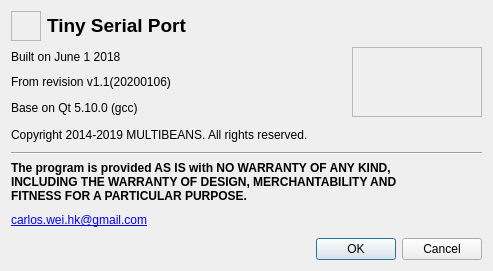
Above: aboutdialog.ui from carloscn/tinyserial before the change. Below: the same form after it.
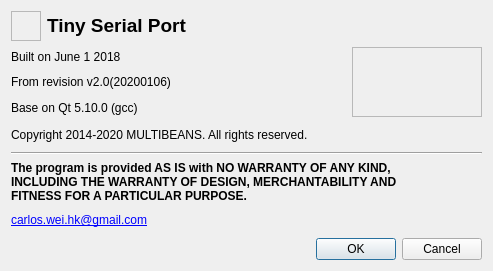
That is the form after the change. Icons and pictures are not drawn.

Patch:
```diff
--- a/aboutdialog.ui
+++ b/aboutdialog.ui
@@ -67,7 +67,7 @@
        <item>
         <widget class="QLabel" name="label_8">
          <property name="text">
-          <string>From revision v1.1(20200106)</string>
+          <string>From revision v2.0(20200106)</string>
          </property>
         </widget>
        </item>
@@ -110,7 +110,7 @@
    <item>
     <widget class="QLabel" name="label_9">
      <property name="text">
-      <string>Copyright 2014-2019 MULTIBEANS. All rights reserved.</string>
+      <string>Copyright 2014-2020 MULTIBEANS. All rights reserved.</string>
      </property>
     </widget>
    </item>
```
